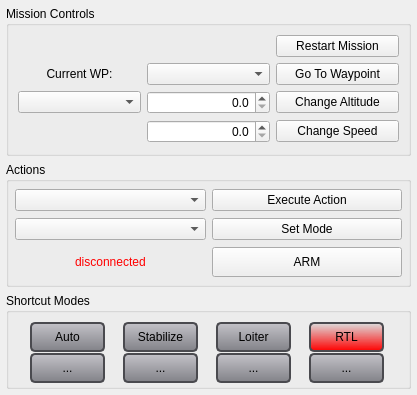
This is src/ui/uas/UASActionsWidget.ui in ArduPilot/apm_planner as Qt 5 draws it before an edit. The edited form follows.
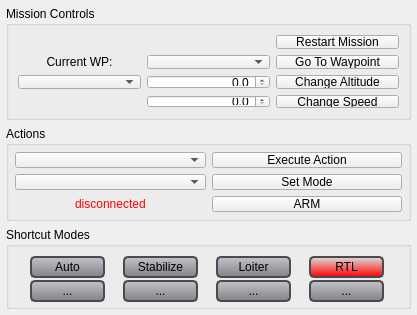
This is the edited form.

Commit message: Adjustments to InfoView to improve sizing

Diff of the .ui file:
```diff
--- a/src/ui/uas/UASActionsWidget.ui
+++ b/src/ui/uas/UASActionsWidget.ui
@@ -7,7 +7,7 @@
     <x>0</x>
     <y>0</y>
     <width>417</width>
-    <height>376</height>
+    <height>315</height>
    </rect>
   </property>
   <property name="windowTitle">
@@ -34,13 +34,13 @@
      <property name="minimumSize">
       <size>
        <width>0</width>
-       <height>150</height>
+       <height>112</height>
       </size>
      </property>
      <property name="maximumSize">
       <size>
        <width>16777215</width>
-       <height>150</height>
+       <height>125</height>
       </size>
      </property>
      <property name="title">
@@ -138,13 +138,13 @@
      <property name="minimumSize">
       <size>
        <width>0</width>
-       <height>125</height>
+       <height>95</height>
       </size>
      </property>
      <property name="maximumSize">
       <size>
        <width>16777215</width>
-       <height>125</height>
+       <height>100</height>
       </size>
      </property>
      <property name="title">
@@ -262,7 +262,7 @@
      <property name="minimumSize">
       <size>
        <width>0</width>
-       <height>96</height>
+       <height>82</height>
       </size>
      </property>
      <property name="maximumSize">
@@ -280,7 +280,7 @@
         <property name="minimumSize">
          <size>
           <width>75</width>
-          <height>30</height>
+          <height>22</height>
          </size>
         </property>
         <property name="maximumSize">
@@ -319,7 +319,7 @@
         <property name="minimumSize">
          <size>
           <width>75</width>
-          <height>30</height>
+          <height>22</height>
          </size>
         </property>
         <property name="maximumSize">
@@ -358,13 +358,13 @@
         <property name="minimumSize">
          <size>
           <width>75</width>
-          <height>30</height>
+          <height>22</height>
          </size>
         </property>
         <property name="maximumSize">
          <size>
           <width>75</width>
-          <height>16777215</height>
+          <height>30</height>
          </size>
         </property>
         <property name="styleSheet">
@@ -398,7 +398,7 @@
         <property name="minimumSize">
          <size>
           <width>75</width>
-          <height>30</height>
+          <height>22</height>
          </size>
         </property>
         <property name="maximumSize">
@@ -438,7 +438,7 @@
         <property name="minimumSize">
          <size>
           <width>75</width>
-          <height>30</height>
+          <height>22</height>
          </size>
         </property>
         <property name="maximumSize">
@@ -477,7 +477,7 @@
         <property name="minimumSize">
          <size>
           <width>75</width>
-          <height>30</height>
+          <height>22</height>
          </size>
         </property>
         <property name="maximumSize">
@@ -514,7 +514,7 @@
         <property name="minimumSize">
          <size>
           <width>75</width>
-          <height>30</height>
+          <height>22</height>
          </size>
         </property>
         <property name="maximumSize">
@@ -552,7 +552,7 @@
         <property name="minimumSize">
          <size>
           <width>75</width>
-          <height>30</height>
+          <height>22</height>
          </size>
         </property>
         <property name="maximumSize">
```
The commit also changes 1 other file.
